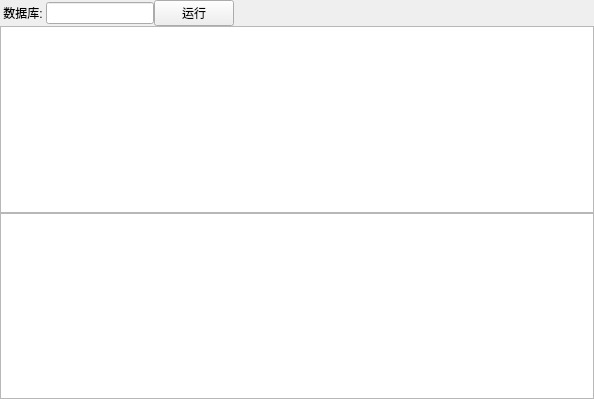
xhy2539/DBMS-Qt, file querywidget.ui: the form before one commit.
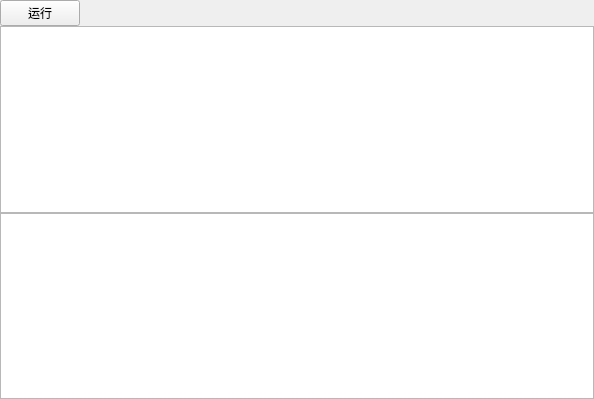
The form after the commit.

Patch:
```diff
--- a/querywidget.ui
+++ b/querywidget.ui
@@ -37,23 +37,6 @@
      <property name="bottomMargin">
       <number>0</number>
      </property>
-     <item>
-      <widget class="QLabel" name="label">
-       <property name="text">
-        <string> 数据库: </string>
-       </property>
-      </widget>
-     </item>
-     <item>
-      <widget class="QLineEdit" name="lineEdit">
-       <property name="sizePolicy">
-        <sizepolicy hsizetype="Minimum" vsizetype="Fixed">
-         <horstretch>0</horstretch>
-         <verstretch>0</verstretch>
-        </sizepolicy>
-       </property>
-      </widget>
-     </item>
      <item>
       <widget class="QPushButton" name="run">
        <property name="sizePolicy">
```
